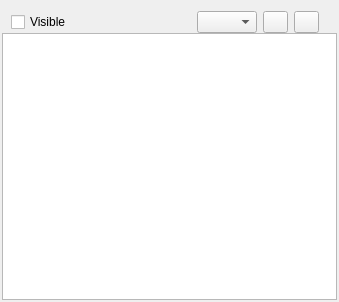
Old version of the form ISAT/ui/anno_dock.ui in the repository yatengLG/ISAT_with_segment_anything.
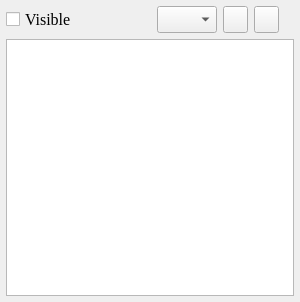
New version of the form. Icons and pictures are not drawn.

```diff
--- a/ISAT/ui/anno_dock.ui
+++ b/ISAT/ui/anno_dock.ui
@@ -6,32 +6,47 @@
    <rect>
     <x>0</x>
     <y>0</y>
-    <width>339</width>
+    <width>300</width>
     <height>302</height>
    </rect>
   </property>
+  <property name="font">
+   <font>
+    <family>Times New Roman</family>
+    <pointsize>12</pointsize>
+   </font>
+  </property>
   <property name="windowTitle">
    <string>Form</string>
   </property>
   <layout class="QVBoxLayout" name="verticalLayout">
    <property name="spacing">
-    <number>0</number>
+    <number>6</number>
    </property>
    <property name="leftMargin">
-    <number>2</number>
+    <number>6</number>
    </property>
    <property name="topMargin">
-    <number>2</number>
+    <number>6</number>
    </property>
    <property name="rightMargin">
-    <number>2</number>
+    <number>6</number>
    </property>
    <property name="bottomMargin">
-    <number>2</number>
+    <number>6</number>
    </property>
    <item>
     <widget class="QWidget" name="widget" native="true">
      <layout class="QHBoxLayout" name="horizontalLayout">
+      <property name="leftMargin">
+       <number>0</number>
+      </property>
+      <property name="topMargin">
+       <number>0</number>
+      </property>
+      <property name="rightMargin">
+       <number>0</number>
+      </property>
       <property name="bottomMargin">
        <number>0</number>
       </property>
@@ -118,13 +133,13 @@
        <widget class="QLabel" name="label">
         <property name="minimumSize">
          <size>
-          <width>3</width>
+          <width>9</width>
           <height>0</height>
          </size>
         </property>
         <property name="maximumSize">
          <size>
-          <width>3</width>
+          <width>9</width>
           <height>16777215</height>
          </size>
         </property>
```
